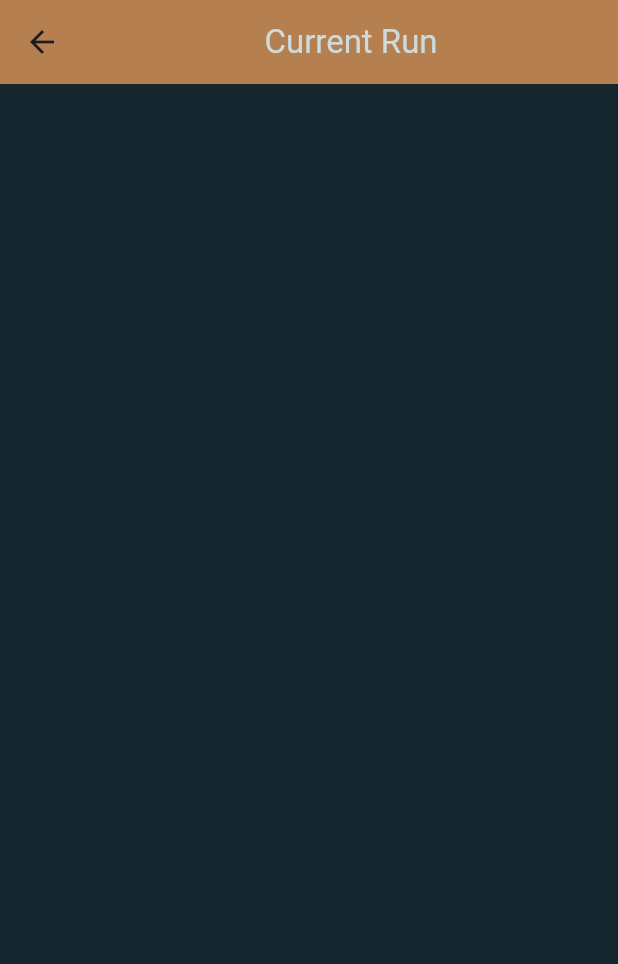
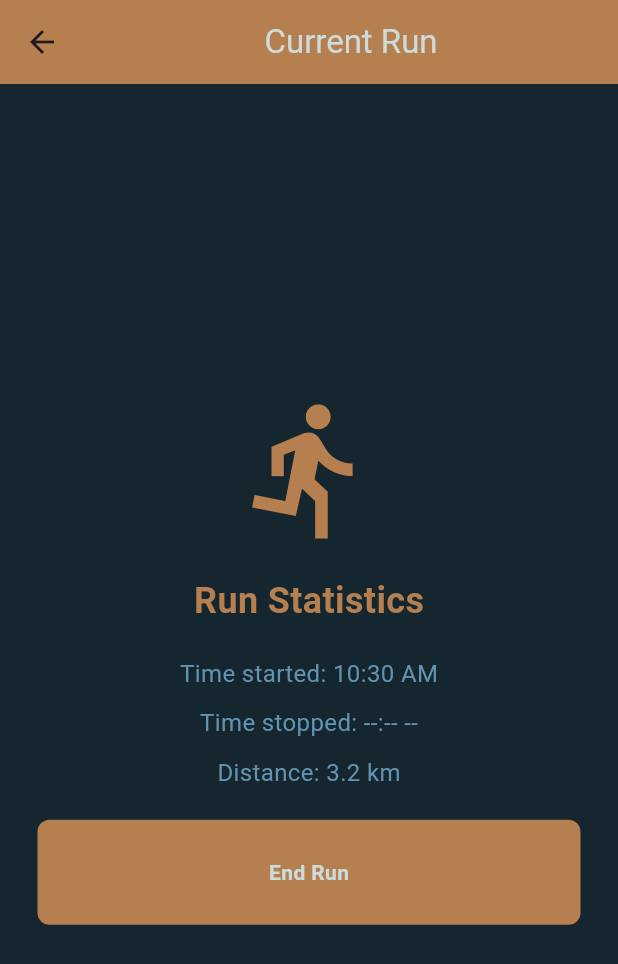
Before and after one commit to jakeroman/empire, a Flutter app: the CurrentRunPage screen opened directly, on a phone screen of 412 x 824 dp. Shown: the top 964 px of the screen. Run offline on Flutter 3.47's test engine with Material 3 defaults, Android fonts, the phone set to English and light mode, and no system bars; our stand-ins replace cloud_firestore, firebase_auth, firebase_core, flutter_spinkit, pedometer; missing offline and left inert: bottom_picker; accounts and stored records are empty.

Commit message:
Made run page UI and updated runs flow

```diff
--- a/lib/pages/extra_runs_pages/current_run_page.dart
+++ b/lib/pages/extra_runs_pages/current_run_page.dart
@@ -1,5 +1,6 @@
 import 'package:empire/components/app_colors.dart';
 import 'package:flutter/material.dart';
+import 'package:empire/components/my_button.dart';
 
 class CurrentRunPage extends StatefulWidget {
   const CurrentRunPage({super.key});
@@ -9,7 +10,6 @@ class CurrentRunPage extends StatefulWidget {
 }
 
 class _CurrentRunPageState extends State<CurrentRunPage> {
-
   @override
   Widget build(BuildContext context) {
     return Scaffold(
@@ -24,8 +24,56 @@ class _CurrentRunPageState extends State<CurrentRunPage> {
           ),
         ),
       ),
-
+      body: Column(
+        mainAxisAlignment: MainAxisAlignment.center,
+        children: [
+          const Icon(
+            Icons.directions_run,
+            color: AppColors.gold,
+            size: 100,
+          ),
+          const SizedBox(height: 20),
+          const Text(
+            'Run Statistics',
+            style: TextStyle(
+              color: AppColors.gold,
+              fontSize: 24,
+              fontWeight: FontWeight.bold,
+            ),
+          ),
+          const SizedBox(height: 20),
+          const Text(
+            'Time started: 10:30 AM',
+            style: TextStyle(
+              color: Color.fromARGB(255, 97, 148, 179),
+              fontSize: 16,
+            ),
+          ),
+          const SizedBox(height: 10),
+          const Text(
+            'Time stopped: --:-- --',
+            style: TextStyle(
+              color: Color.fromARGB(255, 97, 148, 179),
+              fontSize: 16,
+            ),
+          ),
+          const SizedBox(height: 10),
+          const Text(
+            'Distance: 3.2 km',
+            style: TextStyle(
+              color: Color.fromARGB(255, 97, 148, 179),
+              fontSize: 16,
+            ),
+          ),
+          const SizedBox(height: 20),
+          MyButton(
+            onTap: () {
+              // Placeholder for end run logic
+            },
+            text: 'End Run',
+          ),
+        ],
+      ),
     );
   }
-
 }
--- a/lib/pages/extra_runs_pages/runs_flow.dart
+++ b/lib/pages/extra_runs_pages/runs_flow.dart
@@ -10,7 +10,7 @@ class RunsFlow extends StatefulWidget {
 }
 
 class _RunsFlowState extends State<RunsFlow> {
-  bool showRunsPage = true; // true = runs page, false = current run page
+  bool showRunsPage = false; // true = runs page, false = current run page
 
   // page toggle
   void togglePages() {
@@ -22,9 +22,9 @@ class _RunsFlowState extends State<RunsFlow> {
   @override
   Widget build(BuildContext context) {
     // route user to Runs page or Current Run page
-    if(showRunsPage){
+    if (showRunsPage) {
       return const RunsPage();
-    }else{
+    } else {
       return const CurrentRunPage();
     }
   }
```
